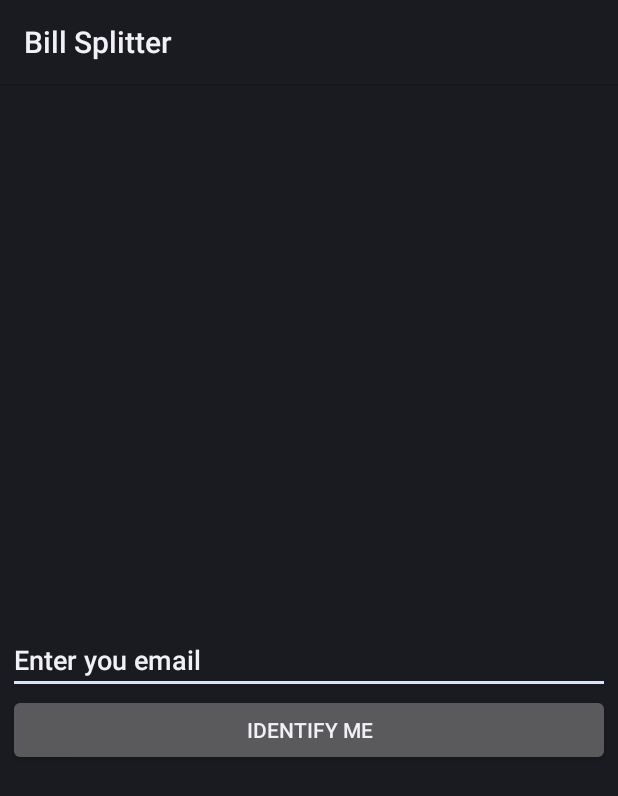
After one commit to prateekgupta3991/billshare-app, an Android app: the UserMetaStorage screen opened directly, with no data from a screen before it, on a phone screen of 412 x 824 dp. The commit adds this screen. Shown: the top 796 px of the screen. Run offline under Robolectric (Android 15) with nearby library versions, the light colour scheme and no system bars; libraries missing offline, so code that uses them is left out: retrofit2.converter.jackson; 2 statements that could not run were skipped.

Commit message:
created new flow of seeing only user specific profile

```diff
--- a/app/build.gradle
+++ b/app/build.gradle
@@ -35,4 +35,5 @@
     implementation('com.squareup.retrofit2:retrofit:2.2.0')
     implementation 'com.squareup.okhttp3:logging-interceptor:3.9.1'
     implementation("com.squareup.retrofit2:converter-jackson:2.0.1")
+    api 'com.google.android.gms:play-services-auth:16.0.1'
 }
--- /dev/null
+++ b/app/src/main/java/bitspilani/goa/letsPlay/activities/UserMetaStorage.java
@@ -0,0 +1,119 @@
+package bitspilani.goa.letsPlay.activities;
+
+import android.app.Activity;
+import android.content.Context;
+import android.content.Intent;
+import android.os.Bundle;
+import android.support.annotation.Nullable;
+import android.util.Log;
+import android.view.View;
+import android.widget.Button;
+import android.widget.EditText;
+import android.widget.TextView;
+
+import java.io.FileNotFoundException;
+import java.io.FileOutputStream;
+import java.io.IOException;
+
+import bitspilani.goa.letsPlay.R;
+import bitspilani.goa.letsPlay.dtos.UserResponseDto;
+import bitspilani.goa.letsPlay.retrofit.BillshareApiService;
+import okhttp3.OkHttpClient;
+import okhttp3.logging.HttpLoggingInterceptor;
+import retrofit2.Call;
+import retrofit2.Callback;
+import retrofit2.Response;
+import retrofit2.Retrofit;
+import retrofit2.converter.jackson.JacksonConverterFactory;
+
+import static android.content.ContentValues.TAG;
+
+public class UserMetaStorage extends Activity implements View.OnClickListener {
+
+    private EditText editText;
+    private Button button;
+    private TextView textView;
+    private Retrofit retrofit;
+    private final String FILENAME = "splitUp_me.txt";
+
+    @Override
+    protected void onCreate(@Nullable Bundle savedInstanceState) {
+        super.onCreate(savedInstanceState);
+
+        setContentView(R.layout.landing_page);
+        editText = (EditText) findViewById(R.id.etlp);
+        button = (Button) findViewById(R.id.btlp);
+        textView = (TextView) findViewById(R.id.tvlp);
+        retrofit = initialiseRestClient();
+        button.setOnClickListener(this);
+    }
+
+    private Retrofit initialiseRestClient() {
+        OkHttpClient okHttpClient = new OkHttpClient.Builder()
+                .addInterceptor(new HttpLoggingInterceptor())
+                .build();
+
+        Retrofit.Builder retrofitBuilder = new Retrofit.Builder()
+                .client(okHttpClient)
+                .addConverterFactory(JacksonConverterFactory.create())
+                .baseUrl("http://3.1.202.158:8098/billshare/");
+        return retrofitBuilder.build();
+    }
+
+    @Override
+    public void onClick(View v) {
+
+        if (v.getId() == R.id.btlp) {
+            BillshareApiService billshareService = retrofit.create(BillshareApiService.class);
+            try {
+                Call<UserResponseDto> call = billshareService.getUserByEmail(editText.getText().toString().trim());
+                call.enqueue(new Callback<UserResponseDto>() {
+                    @Override
+                    public void onResponse(Call<UserResponseDto> call, Response<UserResponseDto> response) {
+                        if (response.isSuccessful() && response.body() != null) {
+                            textView.setVisibility(View.VISIBLE);
+                            saveUserIdLocally(response.body());
+                        }
+                    }
+                    @Override
+                    public void onFailure(Call<UserResponseDto> call, Throwable t) {
+                        System.out.println("Identify Me Call failed");
+                    }
+                });
+            } catch (Exception e) {
+                Log.e(TAG, e.getMessage());
+            }
+        }
+    }
+
+    public void saveUserIdLocally(UserResponseDto responseDto) {
+
+        String str = responseDto.getId().toString();
+        FileOutputStream fos = null;
+        try {
+            fos = openFileOutput(FILENAME, Context.MODE_PRIVATE);
+            fos.write(str.getBytes());
+            fos.close();
+//            Menu menu = new Menu();
+//            List<String> menuItems = Arrays.asList(menu.getArr());
+//            menuItems.remove(1);
+//            menu.setArr((String[]) menuItems.toArray());
+            Intent intent = new Intent("bitspilani.goa.letsPlay.menu.MENU");
+            startActivity(intent);
+        } catch (FileNotFoundException e1) {
+            // TODO Auto-generated catch block
+            Log.e(TAG, "No file found for user");
+        } catch (IOException e) {
+            // TODO Auto-generated catch block
+            Log.e(TAG, "Some I/O exception occured");
+        } finally {
+            if (fos != null) {
+                try {
+                    fos.close();
+                } catch (IOException e) {
+                    Log.e(TAG, "Unable to close file output tream");
+                }
+            }
+        }
+    }
+}
--- a/app/src/main/java/bitspilani/goa/letsPlay/retrofit/BillshareApiService.java
+++ b/app/src/main/java/bitspilani/goa/letsPlay/retrofit/BillshareApiService.java
@@ -8,6 +8,7 @@
 import retrofit2.Call;
 import retrofit2.http.GET;
 import retrofit2.http.Path;
+import retrofit2.http.Query;
 
 public interface BillshareApiService {
 
@@ -20,4 +21,10 @@
     @GET("v1/bill/{billId}")
     Call<BillResponseDto> getBills(@Path("billId") Integer billId);
 
+    @GET("v1/user/email")
+    Call<UserResponseDto> getUserByEmail(@Query("emailId") String email);
+
+    @GET("v1/user/{userid}")
+    Call<UserResponseDto> getUserById(@Path("userid") String userId);
+
 }
--- a/app/src/main/res/layout/get.xml
+++ b/app/src/main/res/layout/get.xml
@@ -33,7 +33,7 @@
             android:layout_alignBottom="@id/bt2get"
             android:layout_toRightOf="@id/bt2get"
             android:layout_weight="1"
-            android:text="Get users" />
+            android:text="My profile" />
 
         <Button
             android:id="@+id/bt3get"
--- /dev/null
+++ b/app/src/main/res/layout/landing_page.xml
@@ -0,0 +1,39 @@
+<?xml version="1.0" encoding="utf-8"?>
+<LinearLayout xmlns:android="http://schemas.android.com/apk/res/android"
+    android:layout_width="match_parent"
+    android:layout_height="match_parent"
+    android:orientation="vertical"
+    android:padding="5dp">
+
+    <RelativeLayout
+        android:id="@+id/ll2"
+        android:layout_width="match_parent"
+        android:layout_height="match_parent">
+
+        <EditText
+            android:id="@+id/etlp"
+            android:layout_width="match_parent"
+            android:layout_height="wrap_content"
+            android:layout_centerVertical="true"
+            android:text="Enter you email"
+            android:layout_centerHorizontal="true"
+            android:ems="10" />
+
+        <Button
+            android:id="@+id/btlp"
+            android:layout_width="match_parent"
+            android:layout_height="wrap_content"
+            android:layout_below="@id/etlp"
+            android:text="Identify Me" />
+
+        <TextView
+            android:id="@+id/tvlp"
+            android:layout_width="match_parent"
+            android:layout_height="wrap_content"
+            android:visibility="invisible"
+            android:layout_below="@id/btlp"
+            android:textAllCaps="true"
+            android:textSize="25dp"
+            android:text="Successful" />
+        </RelativeLayout>
+</LinearLayout>
```
Also changed, not shown: app/src/main/AndroidManifest.xml (+10 -1 lines), app/src/main/java/bitspilani/goa/letsPlay/activities/GetData.java (+58 -10 lines), app/src/main/java/bitspilani/goa/letsPlay/activities/IntroappActivity.java (+79 -8 lines), app/src/main/java/bitspilani/goa/letsPlay/menu/Menu.java (+7 -1 lines), app/src/main/res/layout/introapp.xml (+9 -4 lines), 2 other files.
